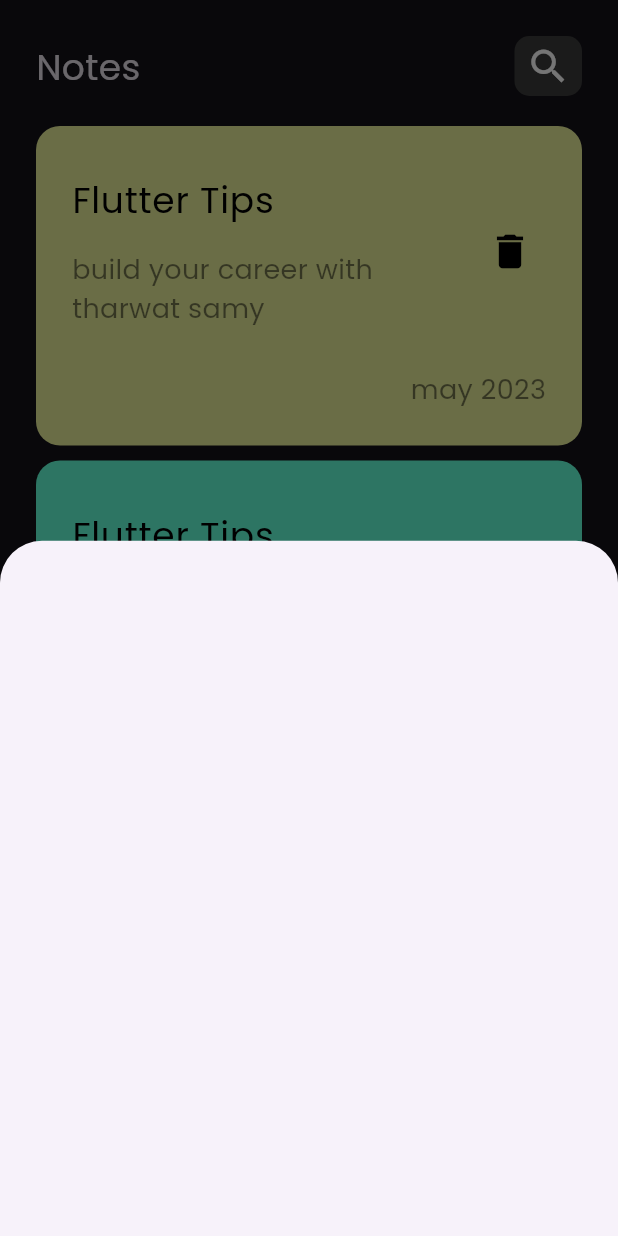
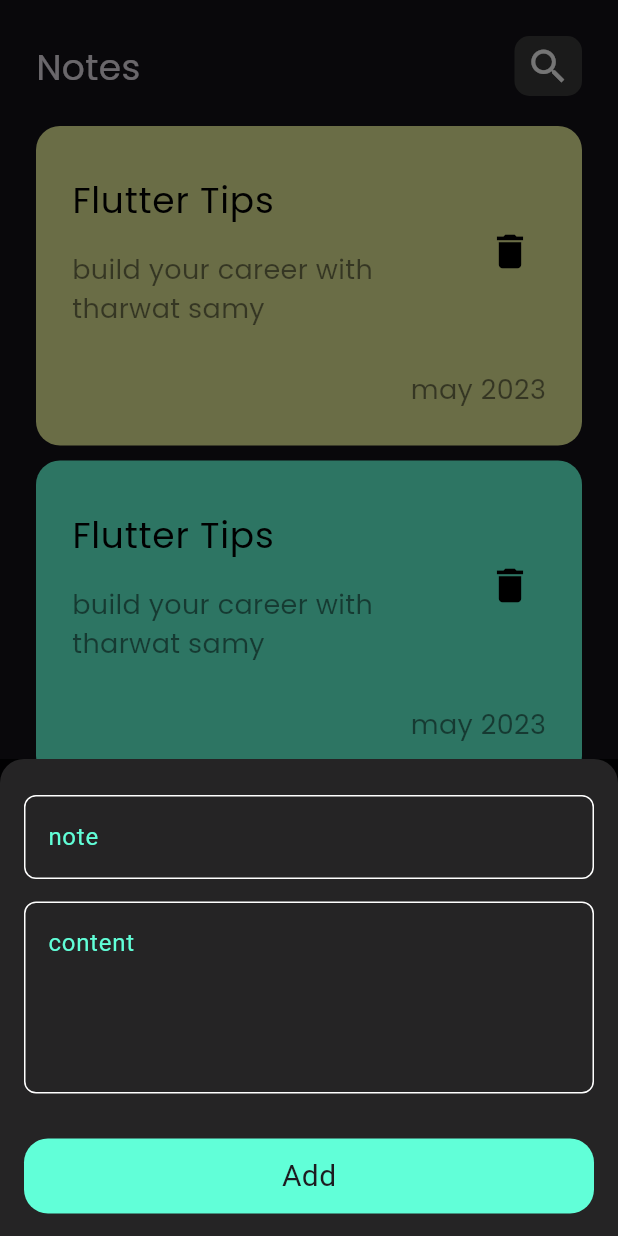
Before and after one commit to 01273904861/notes_app, a Flutter app: the screen it shows after launch, after a tap on the "add" icon, on a phone screen of 412 x 824 dp. Run offline on Flutter 3.47's test engine with Material 3 defaults, Android fonts, the phone set to English and light mode, and no system bars.

Commit message:
add filelds to botom sheet

```diff
--- /dev/null
+++ b/lib/constats.dart
@@ -0,0 +1,4 @@
+
+ import 'dart:ui';
+
+const Color kPrimaryColor = Color(0xff61FFD8);
--- a/lib/views/notes_view.dart
+++ b/lib/views/notes_view.dart
@@ -1,6 +1,7 @@
 import 'package:flutter/material.dart';
-import 'package:notes_app/views/home_view.dart';
+import 'package:notes_app/views/notes_body.dart';
 import 'package:notes_app/widgets/add_notes_modalbottomsheet.dart';
+
 class NotesView extends StatelessWidget {
   const NotesView({
     super.key,
@@ -14,10 +15,16 @@ class NotesView extends StatelessWidget {
           fontFamily: 'poppins',
           brightness: Brightness.dark,
         ),
-        home: Scaffold(
+        home:  Scaffold(
             floatingActionButton: FloatingActionButton(
               onPressed: () {
                 showModalBottomSheet(
+                  shape: RoundedRectangleBorder(
+                    borderRadius: BorderRadius.only(
+                      topLeft: Radius.circular(16),
+                      topRight: Radius.circular(16),
+                    ),
+                  ),
                   context: context,
                   builder: (BuildContext context) {
                     return AddNoteModalBottomSheet();
@@ -27,6 +34,7 @@ class NotesView extends StatelessWidget {
               child: Icon(Icons.add),
             ),
             body: NotesViewBody(),
-        ));
+          ),
+        );
   }
 }
--- a/lib/widgets/add_notes_modalbottomsheet.dart
+++ b/lib/widgets/add_notes_modalbottomsheet.dart
@@ -1,10 +1,44 @@
 import 'package:flutter/material.dart';
+import 'package:notes_app/constats.dart';
+import 'package:notes_app/widgets/button.dart';
+import 'package:notes_app/widgets/custom_textField.dart';
 
 class AddNoteModalBottomSheet extends StatelessWidget {
   const AddNoteModalBottomSheet({super.key});
 
   @override
   Widget build(BuildContext context) {
-    return Container();
+    return Container(
+      color: const Color.fromARGB(217, 0, 0, 0),
+      child: Padding(
+        padding: const EdgeInsets.symmetric(horizontal: 16),
+        child: SingleChildScrollView(
+          child: Column(
+            children: [
+              SizedBox(
+                height: 24,
+              ),
+              CustomTextfiled(
+                hinttext: 'note',
+              ),
+              SizedBox(
+                height: 15,
+              ),
+              CustomTextfiled(
+                hinttext: 'content',
+                maxLines: 4,
+              ),
+              SizedBox(
+                height: 30,
+              ),
+              Button(),
+              SizedBox(
+                height: 15,
+              ),
+            ],
+          ),
+        ),
+      ),
+    );
   }
 }
--- /dev/null
+++ b/lib/widgets/button.dart
@@ -0,0 +1,25 @@
+import 'package:flutter/material.dart';
+import 'package:notes_app/constats.dart';
+
+class Button extends StatelessWidget {
+  const Button({
+    super.key,
+  });
+
+  @override
+  Widget build(BuildContext context) {
+    return Container(
+      width: MediaQuery.of(context).size.width,
+      height: 50,
+      decoration: BoxDecoration(
+          color: kPrimaryColor,
+          borderRadius: BorderRadius.circular(16)),
+      child: Center(
+        child: Text(
+          'Add',
+          style: TextStyle(fontSize: 20),
+        ),
+      ),
+    );
+  }
+}
--- /dev/null
+++ b/lib/widgets/custom_textField.dart
@@ -0,0 +1,36 @@
+import 'package:flutter/material.dart';
+import 'package:notes_app/constats.dart';
+
+class CustomTextfiled extends StatelessWidget {
+  const CustomTextfiled({
+    super.key,
+    this.maxLines,
+    required this.hinttext,
+  });
+  final int? maxLines;
+  final String hinttext;
+  @override
+  Widget build(BuildContext context) {
+    return TextField(
+
+      style: TextStyle(color: kPrimaryColor),
+      maxLines: maxLines ?? 1,
+      decoration: InputDecoration(
+        hintText: hinttext,
+        hintStyle: TextStyle(color: kPrimaryColor),
+        border: borderStyle(),
+        focusedBorder: borderStyle(color: kPrimaryColor),
+        enabledBorder: borderStyle(),
+      ),
+    );
+  }
+
+  OutlineInputBorder borderStyle({color}) {
+    return OutlineInputBorder(
+      borderSide: BorderSide(
+        color: color ?? Colors.white,
+      ),
+      borderRadius: BorderRadius.circular(8),
+    );
+  }
+}
```
Also changed, not shown: lib/views/notes_body.dart (renamed from lib/views/home_view.dart). Lines whose indentation alone changed are shown as unchanged.
